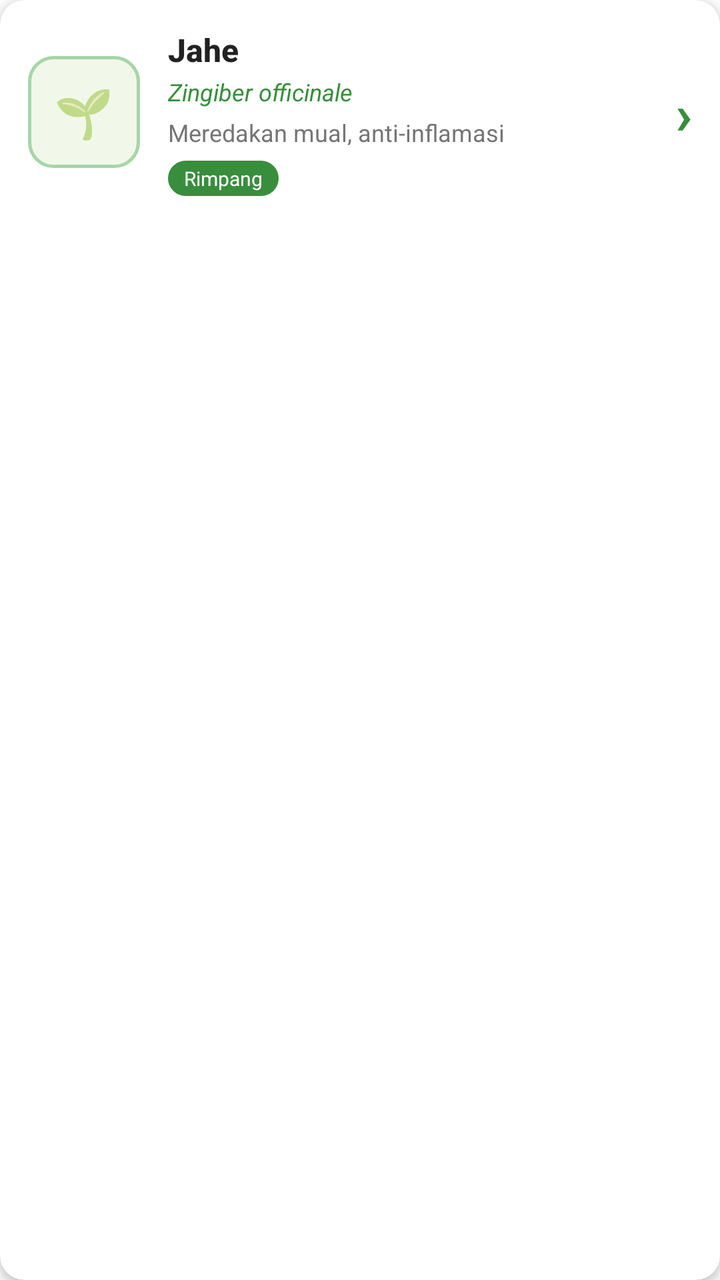
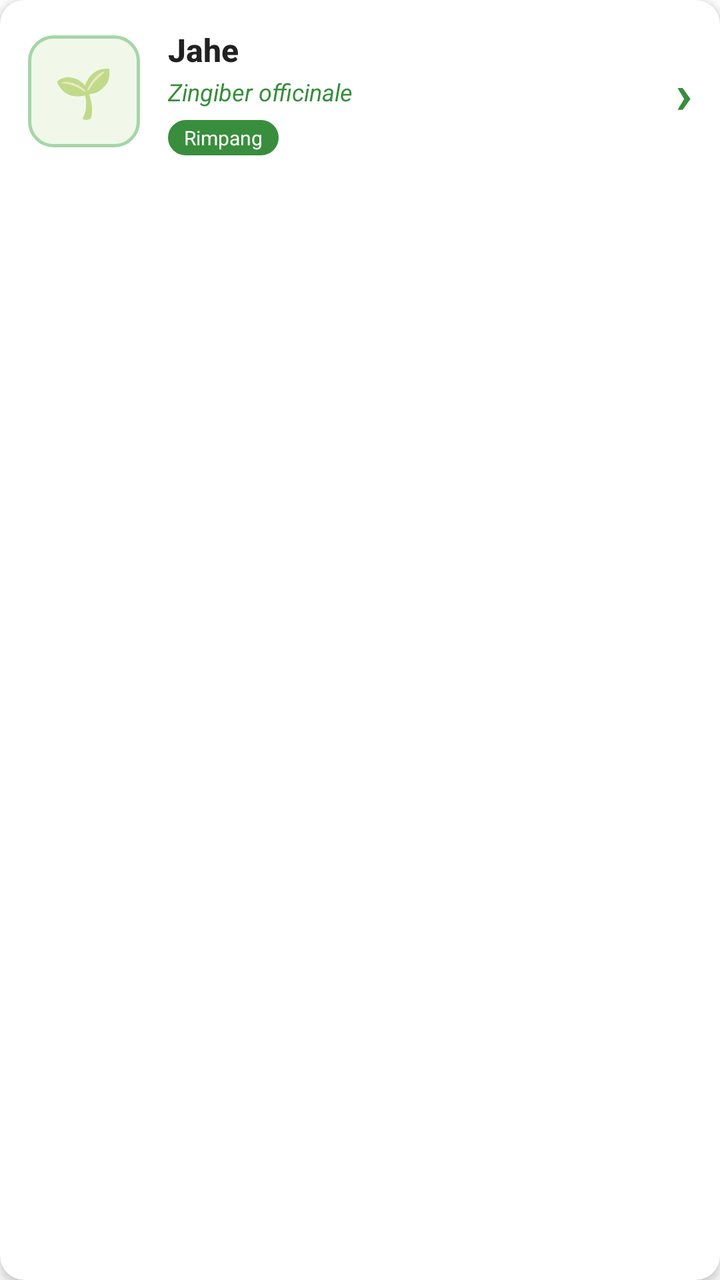

The first picture is an Android layout as it rendered before a commit; the second is the same layout after the commit. The layout source and the unified diff follow.
<!-- AndroidManifest.xml: application theme Theme.TOGA -->
<!-- res/layout/item_tanaman.xml -->
<?xml version="1.0" encoding="utf-8"?>
<androidx.cardview.widget.CardView
    xmlns:android="http://schemas.android.com/apk/res/android"
    xmlns:app="http://schemas.android.com/apk/res-auto"
    android:layout_width="match_parent"
    android:layout_height="wrap_content"
    android:layout_marginStart="4dp"
    android:layout_marginEnd="4dp"
    android:layout_marginBottom="10dp"
    app:cardCornerRadius="12dp"
    app:cardElevation="3dp"
    app:cardBackgroundColor="@color/white">

    <LinearLayout
        android:layout_width="match_parent"
        android:layout_height="wrap_content"
        android:orientation="horizontal"
        android:padding="14dp"
        android:gravity="center_vertical">

        <LinearLayout
            android:layout_width="56dp"
            android:layout_height="56dp"
            android:background="@drawable/bg_icon_tanaman"
            android:gravity="center"
            android:orientation="vertical">

            <TextView
                android:id="@+id/tvEmoji"
                android:layout_width="wrap_content"
                android:layout_height="wrap_content"
                android:text="🌱"
                android:textSize="24sp" />

        </LinearLayout>

        <LinearLayout
            android:layout_width="0dp"
            android:layout_height="wrap_content"
            android:layout_weight="1"
            android:orientation="vertical"
            android:paddingStart="14dp"
            android:paddingEnd="8dp">

            <TextView
                android:id="@+id/tvNamaTanaman"
                android:layout_width="wrap_content"
                android:layout_height="wrap_content"
                android:text="Jahe"
                android:textColor="@color/text_dark"
                android:textSize="16sp"
                android:textStyle="bold"
                android:fontFamily="sans-serif-medium" />

            <TextView
                android:id="@+id/tvNamaLatin"
                android:layout_width="wrap_content"
                android:layout_height="wrap_content"
                android:text="Zingiber officinale"
                android:textColor="@color/green_medium"
                android:textSize="12sp"
                android:fontFamily="sans-serif"
                android:textStyle="italic"
                android:layout_marginTop="2dp" />

            <TextView
                android:id="@+id/tvManfaatSingkat"
                android:layout_width="wrap_content"
                android:layout_height="wrap_content"
                android:text="Meredakan mual, anti-inflamasi"
                android:textColor="@color/text_secondary"
                android:textSize="12sp"
                android:layout_marginTop="4dp"
                android:maxLines="1"
                android:ellipsize="end" />

            <TextView
                android:id="@+id/tvKategori"
                android:layout_width="wrap_content"
                android:layout_height="wrap_content"
                android:text="Rimpang"
                android:textColor="@color/white"
                android:textSize="10sp"
                android:background="@drawable/bg_badge"
                android:paddingStart="8dp"
                android:paddingEnd="8dp"
                android:paddingTop="2dp"
                android:paddingBottom="2dp"
                android:layout_marginTop="6dp" />

        </LinearLayout>

        <TextView
            android:layout_width="wrap_content"
            android:layout_height="wrap_content"
            android:text="›"
            android:textColor="@color/green_medium"
            android:textSize="28sp"
            android:textStyle="bold" />

    </LinearLayout>

</androidx.cardview.widget.CardView>
<!-- resources referenced by this layout -->
<resources>
  <color name="green_medium">#388E3C</color>
  <color name="text_dark">#212121</color>
  <color name="text_secondary">#757575</color>
  <color name="white">#FFFFFF</color>
  <!-- drawable bg_badge (drawable) -->
  <?xml version="1.0" encoding="utf-8"?>
  <shape xmlns:android="http://schemas.android.com/apk/res/android"
      android:shape="rectangle">
      <solid android:color="@color/green_medium" />
      <corners android:radius="20dp" />
  </shape>
  <!-- drawable bg_icon_tanaman (drawable) -->
  <?xml version="1.0" encoding="utf-8"?>
  <shape xmlns:android="http://schemas.android.com/apk/res/android"
      android:shape="rectangle">
      <solid android:color="@color/bg_primary" />
      <corners android:radius="12dp" />
      <stroke
          android:width="1.5dp"
          android:color="@color/green_light" />
  </shape>
  <style name="Theme.TOGA" parent="Theme.MaterialComponents.DayNight.DarkActionBar">
          <item name="colorPrimary">@color/green_dark</item>
          <item name="colorPrimaryVariant">@color/green_medium</item>
          <item name="colorOnPrimary">@color/white</item>
          <item name="colorSecondary">@color/green_accent</item>
          <item name="colorSecondaryVariant">@color/green_light</item>
          <item name="colorOnSecondary">@color/white</item>
          <item name="android:statusBarColor" tools:targetApi="l">@color/green_dark</item>
  
          <item name="windowActionBar">false</item>
          <item name="windowNoTitle">true</item>
      </style>
  <color name="bg_primary">#F1F8E9</color>
  <color name="green_light">#A5D6A7</color>
  <color name="green_dark">#1B5E20</color>
  <color name="green_accent">#66BB6A</color>
</resources>

<!-- the commit's change to res/layout/item_tanaman.xml (unified diff, before → after) -->
@@ -43,7 +43,7 @@
             android:paddingEnd="8dp">
 
             <TextView
-                android:id="@+id/tvNamaTanaman"
+                android:id="@+id/tvNama"
                 android:layout_width="wrap_content"
                 android:layout_height="wrap_content"
                 android:text="Jahe"
@@ -62,17 +62,6 @@
                 android:fontFamily="sans-serif"
                 android:textStyle="italic"
                 android:layout_marginTop="2dp" />
-
-            <TextView
-                android:id="@+id/tvManfaatSingkat"
-                android:layout_width="wrap_content"
-                android:layout_height="wrap_content"
-                android:text="Meredakan mual, anti-inflamasi"
-                android:textColor="@color/text_secondary"
-                android:textSize="12sp"
-                android:layout_marginTop="4dp"
-                android:maxLines="1"
-                android:ellipsize="end" />
 
             <TextView
                 android:id="@+id/tvKategori"
<!-- resource entries referenced after the edit -->
@@ -2,7 +2,6 @@
 <resources>
   <color name="green_medium">#388E3C</color>
   <color name="text_dark">#212121</color>
-  <color name="text_secondary">#757575</color>
   <color name="white">#FFFFFF</color>
   <!-- drawable bg_badge (drawable) -->
   <?xml version="1.0" encoding="utf-8"?>
